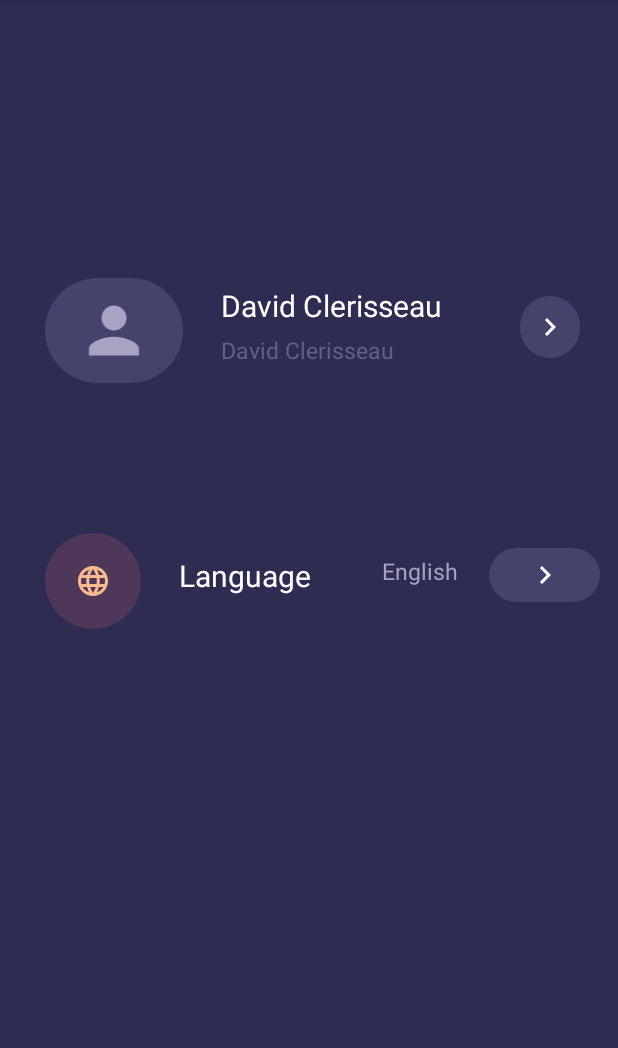
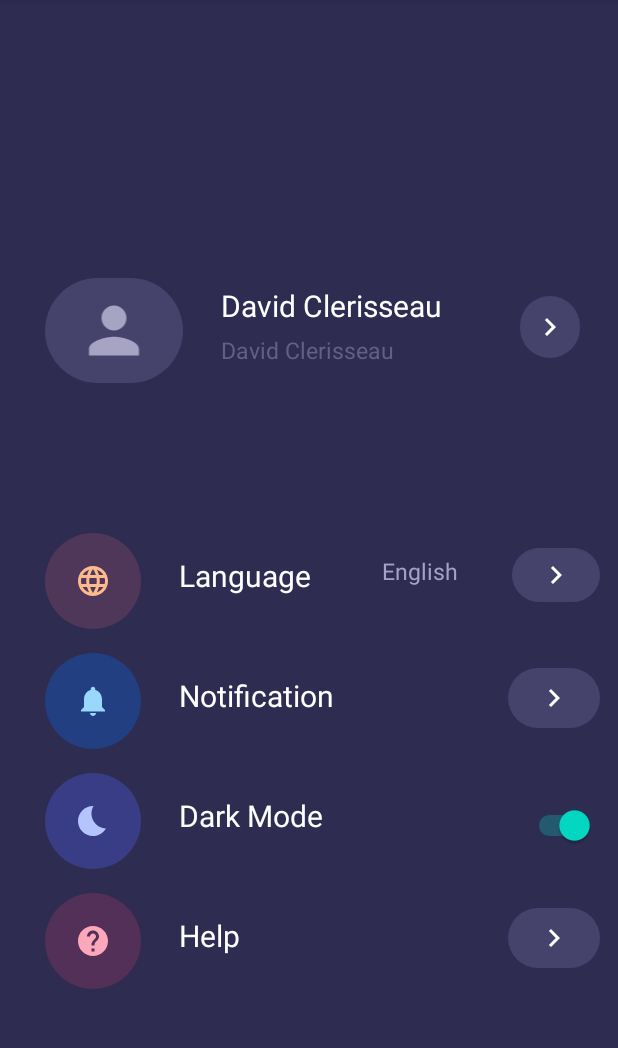
Before and after one commit to JayaneshB/NewSet, an Android app: the screen it shows after launch (MainActivity), on a phone screen of 412 x 824 dp, the part 84-1132 px from its top. Run offline under Robolectric (Android 15) with nearby library versions, the phone set to English and light mode, and no system bars.

Commit message:
changes Updated

```diff
--- a/app/src/main/res/layout/activity_main.xml
+++ b/app/src/main/res/layout/activity_main.xml
@@ -74,6 +74,7 @@
                 tools:ignore="SpeakableTextPresentCheck" />
 
         </RelativeLayout>
+
     </LinearLayout>
 
     <LinearLayout
@@ -125,25 +126,186 @@
                 tools:ignore="UnknownId" />
 
             <androidx.appcompat.widget.AppCompatImageButton
-                android:id="@+id/button3"
+                android:id="@+id/button"
                 android:layout_width="47dp"
                 android:layout_height="36dp"
                 android:layout_alignParentTop="true"
                 android:layout_alignParentEnd="true"
                 android:layout_centerVertical="true"
-                android:layout_marginLeft="15dp"
+                android:layout_marginStart="15dp"
                 android:layout_marginTop="15dp"
                 android:layout_marginEnd="12dp"
-                android:layout_toRightOf="@+id/option"
+                android:layout_toEndOf="@+id/option"
+                android:background="@drawable/ic_btn_bg"
+                android:src="@drawable/ic_baseline_keyboard_arrow_right"
+                tools:ignore="DuplicateIds" />
+
+
+        </RelativeLayout>
+
+    </LinearLayout>
+
+    <LinearLayout
+        android:layout_width="match_parent"
+        android:layout_height="80dp"
+        android:layout_marginTop="430dp">
+
+        <RelativeLayout
+            android:layout_width="match_parent"
+            android:layout_height="wrap_content">
+
+
+
+            <androidx.appcompat.widget.AppCompatImageView
+                android:id="@+id/notify"
+                android:layout_width="wrap_content"
+                android:layout_height="wrap_content"
+                android:layout_marginStart="30dp"
+                android:layout_marginTop="5dp"
+                android:background="@drawable/ic_notification"
+                android:padding="20dp"
+                android:src="@drawable/ic_baseline_notifications_24"/>
+
+            <TextView
+                android:id="@+id/notification"
+                android:layout_width="118dp"
+                android:layout_height="wrap_content"
+                android:layout_marginStart="25dp"
+                android:layout_marginTop="20dp"
+                android:layout_marginEnd="5dp"
+                android:layout_marginBottom="5dp"
+                android:layout_toEndOf="@+id/notify"
+                android:text="@string/notification"
+                android:textColor="@color/white"
+                android:textSize="20sp" />
+
+
+            <androidx.appcompat.widget.AppCompatImageButton
+                android:id="@+id/button3"
+                android:layout_width="61dp"
+                android:layout_height="40dp"
+                android:layout_alignParentTop="true"
+                android:layout_alignParentEnd="true"
+                android:layout_centerVertical="true"
+                android:layout_marginStart="15dp"
+                android:layout_marginTop="15dp"
+                android:layout_marginEnd="12dp"
                 android:background="@drawable/ic_btn_bg"
                 android:src="@drawable/ic_baseline_keyboard_arrow_right" />
 
 
         </RelativeLayout>
 
+    </LinearLayout>
+    <LinearLayout
+        android:layout_width="match_parent"
+        android:layout_height="80dp"
+        android:layout_marginTop="510dp">
+
+        <RelativeLayout
+            android:layout_width="match_parent"
+            android:layout_height="wrap_content">
+
+
+            <androidx.appcompat.widget.AppCompatImageView
+                android:id="@+id/sleepIcon"
+                android:layout_width="wrap_content"
+                android:layout_height="wrap_content"
+                android:layout_marginStart="30dp"
+                android:layout_marginTop="5dp"
+                android:background="@drawable/ic_dnd"
+                android:padding="20dp"
+                android:src="@drawable/ic_baseline_bedtime_24" />
+
+            <TextView
+                android:id="@+id/darkMode"
+                android:layout_width="118dp"
+                android:layout_height="wrap_content"
+                android:layout_marginStart="25dp"
+                android:layout_marginTop="20dp"
+                android:layout_marginEnd="5dp"
+                android:layout_marginBottom="5dp"
+                android:layout_toEndOf="@+id/sleepIcon"
+                android:text="@string/dark_mode"
+                android:textColor="@color/white"
+                android:textSize="20sp" />
+
+            <Switch
+                android:id="@+id/switch1"
+                android:layout_width="wrap_content"
+                android:layout_height="53dp"
+                android:layout_alignParentEnd="true"
+                android:layout_alignParentBottom="true"
+                android:layout_marginTop="20dp"
+                android:layout_marginEnd="15dp"
+                android:layout_marginBottom="2dp"
+                android:checked="true"
+                android:gravity="center_horizontal"
+                tools:ignore="UseSwitchCompatOrMaterialXml" />
+
+
+        </RelativeLayout>
+
+    </LinearLayout>
+
+
+    <LinearLayout
+        android:layout_width="match_parent"
+        android:layout_height="80dp"
+        android:layout_marginTop="590dp">
+
+        <RelativeLayout
+            android:layout_width="match_parent"
+            android:layout_height="wrap_content">
 
 
 
+            <androidx.appcompat.widget.AppCompatImageView
+                android:id="@+id/help"
+                android:layout_width="wrap_content"
+                android:layout_height="wrap_content"
+                android:layout_marginStart="30dp"
+                android:layout_marginTop="5dp"
+                android:background="@drawable/ic_help"
+                android:padding="20dp"
+                android:src="@drawable/ic_baseline_help_24"/>
+
+            <TextView
+                android:id="@+id/help_id"
+                android:layout_width="118dp"
+                android:layout_height="wrap_content"
+                android:layout_marginStart="25dp"
+                android:layout_marginTop="20dp"
+                android:layout_marginEnd="5dp"
+                android:layout_marginBottom="5dp"
+                android:layout_toEndOf="@+id/help"
+                android:text="@string/help"
+                android:textColor="@color/white"
+                android:textSize="20sp" />
+
+
+            <androidx.appcompat.widget.AppCompatImageButton
+                android:id="@+id/button_3"
+                android:layout_width="61dp"
+                android:layout_height="40dp"
+                android:layout_alignParentTop="true"
+                android:layout_alignParentEnd="true"
+                android:layout_centerVertical="true"
+                android:layout_marginStart="15dp"
+                android:layout_marginTop="15dp"
+                android:layout_marginEnd="12dp"
+                android:background="@drawable/ic_btn_bg"
+                android:src="@drawable/ic_baseline_keyboard_arrow_right" />
+
+
+        </RelativeLayout>
+
     </LinearLayout>
 
+
+
+
+
+
+
 </FrameLayout>
```
